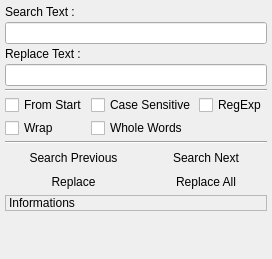
Above: v2/branches/dev/monkey/src/qscintillamanager/ui/pSearch.ui from testmana2/mks before the change. Below: the same form after it.
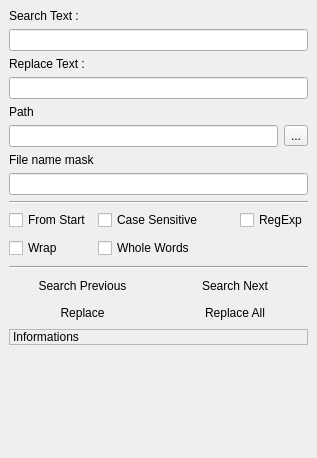
That is the form after the change. Icons and pictures are not drawn. Custom widgets are drawn as their Qt base class.

```diff
--- a/v2/branches/dev/monkey/src/qscintillamanager/ui/pSearch.ui
+++ b/v2/branches/dev/monkey/src/qscintillamanager/ui/pSearch.ui
@@ -5,75 +5,275 @@
    <rect>
     <x>0</x>
     <y>0</y>
-    <width>260</width>
-    <height>259</height>
+    <width>317</width>
+    <height>458</height>
    </rect>
   </property>
   <property name="windowTitle" >
    <string>Search - Replace</string>
   </property>
   <widget class="QWidget" name="wCentral" >
-   <layout class="QGridLayout" >
-    <property name="leftMargin" >
-     <number>5</number>
-    </property>
-    <property name="topMargin" >
-     <number>5</number>
-    </property>
-    <property name="rightMargin" >
-     <number>5</number>
-    </property>
-    <property name="bottomMargin" >
-     <number>5</number>
-    </property>
-    <property name="horizontalSpacing" >
-     <number>3</number>
-    </property>
-    <property name="verticalSpacing" >
-     <number>3</number>
-    </property>
-    <item row="4" column="0" colspan="4" >
-     <widget class="Line" name="line_2" >
-      <property name="orientation" >
-       <enum>Qt::Horizontal</enum>
-      </property>
-     </widget>
-    </item>
-    <item row="0" column="0" colspan="4" >
+   <layout class="QVBoxLayout" >
+    <item>
      <widget class="QLabel" name="lSearchText" >
       <property name="text" >
        <string>Search Text :</string>
       </property>
      </widget>
     </item>
-    <item row="2" column="0" colspan="4" >
-     <widget class="QLabel" name="lReplaceText" >
-      <property name="text" >
-       <string>Replace Text :</string>
-      </property>
-     </widget>
-    </item>
-    <item row="1" column="0" colspan="4" >
+    <item>
      <widget class="QLineEdit" name="leSearch" >
       <property name="toolTip" >
        <string>Enter the string or regular expression to find.</string>
       </property>
      </widget>
     </item>
-    <item row="11" column="0" colspan="4" >
-     <spacer>
+    <item>
+     <widget class="QLabel" name="lReplaceText" >
+      <property name="text" >
+       <string>Replace Text :</string>
+      </property>
+     </widget>
+    </item>
+    <item>
+     <widget class="QLineEdit" name="leReplace" >
+      <property name="toolTip" >
+       <string>Replace the current selection with this string</string>
+      </property>
+     </widget>
+    </item>
+    <item>
+     <widget class="QLabel" name="lPath" >
+      <property name="text" >
+       <string>Path</string>
+      </property>
+     </widget>
+    </item>
+    <item>
+     <layout class="QHBoxLayout" >
+      <item>
+       <widget class="QLineEdit" name="lePath" >
+        <property name="toolTip" >
+         <string>Path for searching</string>
+        </property>
+       </widget>
+      </item>
+      <item>
+       <widget class="QToolButton" name="tpPath" >
+        <property name="toolTip" >
+         <string>Choose dirrectory</string>
+        </property>
+        <property name="text" >
+         <string>...</string>
+        </property>
+       </widget>
+      </item>
+     </layout>
+    </item>
+    <item>
+     <widget class="QLabel" name="lMask" >
+      <property name="text" >
+       <string>File name mask</string>
+      </property>
+     </widget>
+    </item>
+    <item>
+     <widget class="QLineEdit" name="pathEdit_2" >
+      <property name="toolTip" >
+       <string>Mask of file names. Use colon for separate masks</string>
+      </property>
+     </widget>
+    </item>
+    <item>
+     <widget class="Line" name="line_2" >
       <property name="orientation" >
-       <enum>Qt::Vertical</enum>
+       <enum>Qt::Horizontal</enum>
       </property>
-      <property name="sizeHint" >
-       <size>
-        <width>236</width>
-        <height>40</height>
-       </size>
+     </widget>
+    </item>
+    <item>
+     <layout class="QGridLayout" >
+      <item row="0" column="0" >
+       <widget class="QCheckBox" name="cbFromStart" >
+        <property name="text" >
+         <string>From Start</string>
+        </property>
+       </widget>
+      </item>
+      <item row="0" column="1" colspan="2" >
+       <widget class="QCheckBox" name="cbCaseSensitive" >
+        <property name="toolTip" >
+         <string>If it's checked then the search is case sensitive.</string>
+        </property>
+        <property name="text" >
+         <string>Case Sensitive</string>
+        </property>
+       </widget>
+      </item>
+      <item row="0" column="3" >
+       <widget class="QCheckBox" name="cbRegExp" >
+        <property name="toolTip" >
+         <string>If it's checked then expr is interpreted as a regular expression rather than a simple string.</string>
+        </property>
+        <property name="text" >
+         <string>RegExp</string>
+        </property>
+       </widget>
+      </item>
+      <item row="1" column="0" >
+       <widget class="QCheckBox" name="cbWrap" >
+        <property name="toolTip" >
+         <string>If it's checked then the search wraps around the end of the text.</string>
+        </property>
+        <property name="text" >
+         <string>Wrap</string>
+        </property>
+       </widget>
+      </item>
+      <item row="1" column="1" >
+       <widget class="QCheckBox" name="cbWholeWords" >
+        <property name="toolTip" >
+         <string>If it's checked then the search looks for whole word matches only, otherwise it searches for any matching text.</string>
+        </property>
+        <property name="text" >
+         <string>Whole Words</string>
+        </property>
+       </widget>
+      </item>
+      <item row="1" column="2" colspan="2" >
+       <spacer>
+        <property name="orientation" >
+         <enum>Qt::Horizontal</enum>
+        </property>
+        <property name="sizeType" >
+         <enum>QSizePolicy::Ignored</enum>
+        </property>
+        <property name="sizeHint" >
+         <size>
+          <width>89</width>
+          <height>24</height>
+         </size>
+        </property>
+       </spacer>
+      </item>
+     </layout>
+    </item>
+    <item>
+     <widget class="Line" name="line" >
+      <property name="orientation" >
+       <enum>Qt::Horizontal</enum>
       </property>
-     </spacer>
+     </widget>
     </item>
-    <item row="10" column="0" colspan="4" >
+    <item>
+     <layout class="QHBoxLayout" >
+      <item>
+       <widget class="QToolButton" name="tbPrevious" >
+        <property name="sizePolicy" >
+         <sizepolicy vsizetype="Fixed" hsizetype="Expanding" >
+          <horstretch>0</horstretch>
+          <verstretch>0</verstretch>
+         </sizepolicy>
+        </property>
+        <property name="toolTip" >
+         <string>Search Previous</string>
+        </property>
+        <property name="text" >
+         <string>Search Previous</string>
+        </property>
+        <property name="icon" >
+         <iconset resource="../../resources/resources.qrc" >:/edit/icons/edit/previous.png</iconset>
+        </property>
+        <property name="toolButtonStyle" >
+         <enum>Qt::ToolButtonTextBesideIcon</enum>
+        </property>
+        <property name="autoRaise" >
+         <bool>true</bool>
+        </property>
+       </widget>
+      </item>
+      <item>
+       <widget class="QToolButton" name="tbNext" >
+        <property name="sizePolicy" >
+         <sizepolicy vsizetype="Fixed" hsizetype="Expanding" >
+          <horstretch>0</horstretch>
+          <verstretch>0</verstretch>
+         </sizepolicy>
+        </property>
+        <property name="toolTip" >
+         <string>Search Next</string>
+        </property>
+        <property name="text" >
+         <string>Search Next</string>
+        </property>
+        <property name="icon" >
+         <iconset resource="../../resources/resources.qrc" >:/edit/icons/edit/next.png</iconset>
+        </property>
+        <property name="toolButtonStyle" >
+         <enum>Qt::ToolButtonTextBesideIcon</enum>
+        </property>
+        <property name="autoRaise" >
+         <bool>true</bool>
+        </property>
+       </widget>
+      </item>
+     </layout>
+    </item>
+    <item>
+     <layout class="QHBoxLayout" >
+      <item>
+       <widget class="QToolButton" name="tbReplace" >
+        <property name="sizePolicy" >
+         <sizepolicy vsizetype="Fixed" hsizetype="Expanding" >
+          <horstretch>0</horstretch>
+          <verstretch>0</verstretch>
+         </sizepolicy>
+        </property>
+        <property name="toolTip" >
+         <string>Replace</string>
+        </property>
+        <property name="text" >
+         <string>Replace</string>
+        </property>
+        <property name="icon" >
+         <iconset resource="../../resources/resources.qrc" >:/edit/icons/edit/search.png</iconset>
+        </property>
+        <property name="toolButtonStyle" >
+         <enum>Qt::ToolButtonTextBesideIcon</enum>
+        </property>
+        <property name="autoRaise" >
+         <bool>true</bool>
+        </property>
+       </widget>
+      </item>
+      <item>
+       <widget class="QToolButton" name="tbReplaceAll" >
+        <property name="sizePolicy" >
+         <sizepolicy vsizetype="Fixed" hsizetype="Expanding" >
+          <horstretch>0</horstretch>
+          <verstretch>0</verstretch>
+         </sizepolicy>
+        </property>
+        <property name="toolTip" >
+         <string>Replace All</string>
+        </property>
+        <property name="text" >
+         <string>Replace All</string>
+        </property>
+        <property name="icon" >
+         <iconset resource="../../resources/resources.qrc" >:/edit/icons/edit/replace.png</iconset>
+        </property>
+        <property name="toolButtonStyle" >
+         <enum>Qt::ToolButtonTextBesideIcon</enum>
+        </property>
+        <property name="autoRaise" >
+         <bool>true</bool>
+        </property>
+       </widget>
+      </item>
+     </layout>
+    </item>
+    <item>
      <widget class="QLabel" name="lInformations" >
       <property name="frameShape" >
        <enum>QFrame::StyledPanel</enum>
@@ -86,183 +286,19 @@
       </property>
      </widget>
     </item>
-    <item row="9" column="2" colspan="2" >
-     <widget class="QToolButton" name="tbReplaceAll" >
-      <property name="sizePolicy" >
-       <sizepolicy vsizetype="Fixed" hsizetype="Expanding" >
-        <horstretch>0</horstretch>
-        <verstretch>0</verstretch>
-       </sizepolicy>
-      </property>
-      <property name="toolTip" >
-       <string>Replace All</string>
-      </property>
-      <property name="text" >
-       <string>Replace All</string>
-      </property>
-      <property name="icon" >
-       <iconset resource="../../resources/resources.qrc" >:/edit/icons/edit/replace.png</iconset>
-      </property>
-      <property name="toolButtonStyle" >
-       <enum>Qt::ToolButtonTextBesideIcon</enum>
-      </property>
-      <property name="autoRaise" >
-       <bool>true</bool>
-      </property>
-     </widget>
-    </item>
-    <item row="9" column="0" colspan="2" >
-     <widget class="QToolButton" name="tbReplace" >
-      <property name="sizePolicy" >
-       <sizepolicy vsizetype="Fixed" hsizetype="Expanding" >
-        <horstretch>0</horstretch>
-        <verstretch>0</verstretch>
-       </sizepolicy>
-      </property>
-      <property name="toolTip" >
-       <string>Replace</string>
-      </property>
-      <property name="text" >
-       <string>Replace</string>
-      </property>
-      <property name="icon" >
-       <iconset resource="../../resources/resources.qrc" >:/edit/icons/edit/search.png</iconset>
-      </property>
-      <property name="toolButtonStyle" >
-       <enum>Qt::ToolButtonTextBesideIcon</enum>
-      </property>
-      <property name="autoRaise" >
-       <bool>true</bool>
-      </property>
-     </widget>
-    </item>
-    <item row="8" column="2" colspan="2" >
-     <widget class="QToolButton" name="tbNext" >
-      <property name="sizePolicy" >
-       <sizepolicy vsizetype="Fixed" hsizetype="Expanding" >
-        <horstretch>0</horstretch>
-        <verstretch>0</verstretch>
-       </sizepolicy>
-      </property>
-      <property name="toolTip" >
-       <string>Search Next</string>
-      </property>
-      <property name="text" >
-       <string>Search Next</string>
-      </property>
-      <property name="icon" >
-       <iconset resource="../../resources/resources.qrc" >:/edit/icons/edit/next.png</iconset>
-      </property>
-      <property name="toolButtonStyle" >
-       <enum>Qt::ToolButtonTextBesideIcon</enum>
-      </property>
-      <property name="autoRaise" >
-       <bool>true</bool>
-      </property>
-     </widget>
-    </item>
-    <item row="8" column="0" colspan="2" >
-     <widget class="QToolButton" name="tbPrevious" >
-      <property name="sizePolicy" >
-       <sizepolicy vsizetype="Fixed" hsizetype="Expanding" >
-        <horstretch>0</horstretch>
-        <verstretch>0</verstretch>
-       </sizepolicy>
-      </property>
-      <property name="toolTip" >
-       <string>Search Previous</string>
-      </property>
-      <property name="text" >
-       <string>Search Previous</string>
-      </property>
-      <property name="icon" >
-       <iconset resource="../../resources/resources.qrc" >:/edit/icons/edit/previous.png</iconset>
-      </property>
-      <property name="toolButtonStyle" >
-       <enum>Qt::ToolButtonTextBesideIcon</enum>
-      </property>
-      <property name="autoRaise" >
-       <bool>true</bool>
-      </property>
-     </widget>
-    </item>
-    <item row="5" column="1" colspan="2" >
-     <widget class="QCheckBox" name="cbCaseSensitive" >
-      <property name="toolTip" >
-       <string>If it's checked then the search is case sensitive.</string>
-      </property>
-      <property name="text" >
-       <string>Case Sensitive</string>
-      </property>
-     </widget>
-    </item>
-    <item row="6" column="1" colspan="2" >
-     <widget class="QCheckBox" name="cbWholeWords" >
-      <property name="toolTip" >
-       <string>If it's checked then the search looks for whole word matches only, otherwise it searches for any matching text.</string>
-      </property>
-      <property name="text" >
-       <string>Whole Words</string>
-      </property>
-     </widget>
-    </item>
-    <item row="5" column="3" >
-     <widget class="QCheckBox" name="cbRegExp" >
-      <property name="toolTip" >
-       <string>If it's checked then expr is interpreted as a regular expression rather than a simple string.</string>
-      </property>
-      <property name="text" >
-       <string>RegExp</string>
-      </property>
-     </widget>
-    </item>
-    <item row="7" column="0" colspan="4" >
-     <widget class="Line" name="line" >
-      <property name="orientation" >
-       <enum>Qt::Horizontal</enum>
-      </property>
-     </widget>
-    </item>
-    <item row="6" column="0" >
-     <widget class="QCheckBox" name="cbWrap" >
-      <property name="toolTip" >
-       <string>If it's checked then the search wraps around the end of the text.</string>
-      </property>
-      <property name="text" >
-       <string>Wrap</string>
-      </property>
-     </widget>
-    </item>
-    <item row="6" column="3" >
+    <item>
      <spacer>
       <property name="orientation" >
-       <enum>Qt::Horizontal</enum>
-      </property>
-      <property name="sizeType" >
-       <enum>QSizePolicy::Ignored</enum>
+       <enum>Qt::Vertical</enum>
       </property>
       <property name="sizeHint" >
        <size>
-        <width>40</width>
-        <height>20</height>
+        <width>299</width>
+        <height>16</height>
        </size>
       </property>
      </spacer>
     </item>
-    <item row="3" column="0" colspan="4" >
-     <widget class="QLineEdit" name="leReplace" >
-      <property name="toolTip" >
-       <string>Replace the current selection with this string</string>
-      </property>
-     </widget>
-    </item>
-    <item row="5" column="0" >
-     <widget class="QCheckBox" name="cbFromStart" >
-      <property name="text" >
-       <string>From Start</string>
-      </property>
-     </widget>
-    </item>
    </layout>
   </widget>
  </widget>
```
Left out of the diff: 1 changed line with no effect on the pictures.
